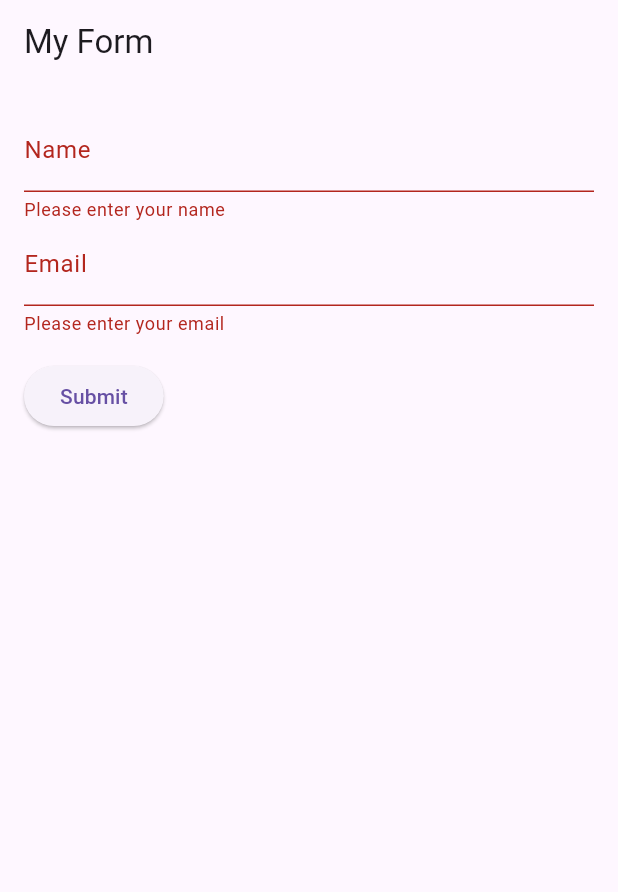
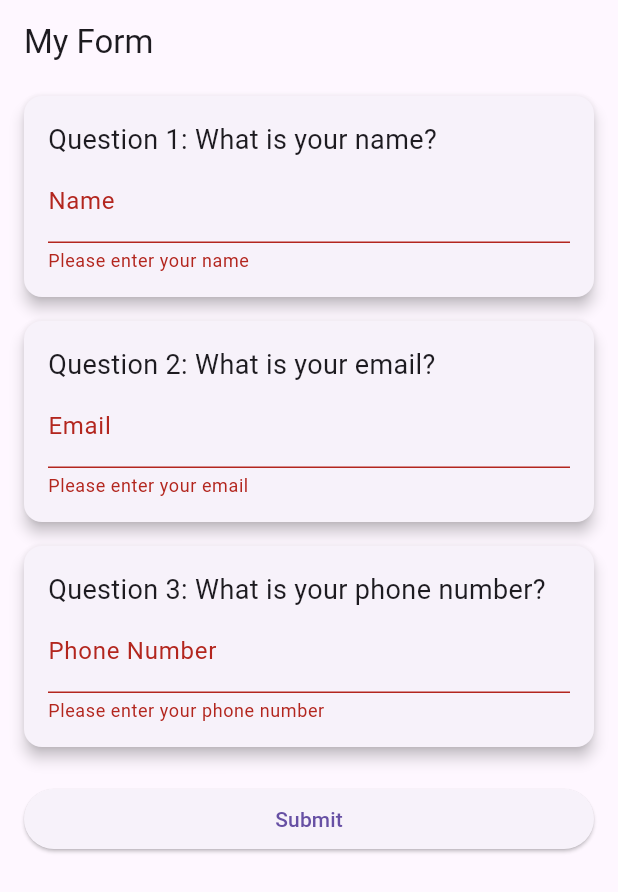
Before and after one commit to NKamauRP/empp, a Flutter app: the screen it shows after launch, after a tap on "Submit", on a phone screen of 412 x 824 dp. Shown: the top 892 px of the screen. Run offline on Flutter 3.47's test engine with Material 3 defaults, Android fonts, the light colour scheme and no system bars.

Commit message:
card like changes

```diff
--- a/lib/pages/my_form.dart
+++ b/lib/pages/my_form.dart
@@ -9,13 +9,15 @@ class MyForm extends StatefulWidget {
 
 class _MyFormState extends State<MyForm> {
   final _formKey = GlobalKey<FormState>();
-  final _nameController = TextEditingController();
-  final _emailController = TextEditingController();
+  final _question1Controller = TextEditingController();
+  final _question2Controller = TextEditingController();
+  final _question3Controller = TextEditingController();
 
   @override
   void dispose() {
-    _nameController.dispose();
-    _emailController.dispose();
+    _question1Controller.dispose();
+    _question2Controller.dispose();
+    _question3Controller.dispose();
     super.dispose();
   }
 
@@ -35,14 +37,28 @@ class _MyFormState extends State<MyForm> {
         title: const Text('My Form'),
       ),
       body: Padding(
-        padding: const EdgeInsets.all(16.0),
+        padding: const EdgeInsets.symmetric(
+            horizontal: 16.0), // Padding for left and right sides
         child: Form(
           key: _formKey,
+          child: ListView(
+            children: <Widget>[
+              Card(
+                elevation: 4,
+                margin: const EdgeInsets.symmetric(
+                    vertical: 8.0), // Vertical margin for space between cards
+                child: Padding(
+                  padding:
+                      const EdgeInsets.all(16.0), // Padding inside the card
                   child: Column(
                     crossAxisAlignment: CrossAxisAlignment.start,
                     children: <Widget>[
+                      const Text(
+                        'Question 1: What is your name?',
+                        style: TextStyle(fontSize: 18),
+                      ),
                       TextFormField(
-                controller: _nameController,
+                        controller: _question1Controller,
                         decoration: const InputDecoration(
                           labelText: 'Name',
                         ),
@@ -53,8 +69,24 @@ class _MyFormState extends State<MyForm> {
                           return null;
                         },
                       ),
+                    ],
+                  ),
+                ),
+              ),
+              Card(
+                elevation: 4,
+                margin: const EdgeInsets.symmetric(vertical: 8.0),
+                child: Padding(
+                  padding: const EdgeInsets.all(16.0),
+                  child: Column(
+                    crossAxisAlignment: CrossAxisAlignment.start,
+                    children: <Widget>[
+                      const Text(
+                        'Question 2: What is your email?',
+                        style: TextStyle(fontSize: 18),
+                      ),
                       TextFormField(
-                controller: _emailController,
+                        controller: _question2Controller,
                         decoration: const InputDecoration(
                           labelText: 'Email',
                         ),
@@ -62,19 +94,51 @@ class _MyFormState extends State<MyForm> {
                           if (value == null || value.isEmpty) {
                             return 'Please enter your email';
                           }
-                  // Simple email validation regex
                           if (!RegExp(r'^[^@]+@[^@]+\.[^@]+').hasMatch(value)) {
                             return 'Please enter a valid email';
                           }
                           return null;
                         },
                       ),
-              Padding(
-                padding: const EdgeInsets.symmetric(vertical: 16.0),
-                child: ElevatedButton(
+                    ],
+                  ),
+                ),
+              ),
+              Card(
+                elevation: 4,
+                margin: const EdgeInsets.symmetric(vertical: 8.0),
+                child: Padding(
+                  padding: const EdgeInsets.all(16.0),
+                  child: Column(
+                    crossAxisAlignment: CrossAxisAlignment.start,
+                    children: <Widget>[
+                      const Text(
+                        'Question 3: What is your phone number?',
+                        style: TextStyle(fontSize: 18),
+                      ),
+                      TextFormField(
+                        controller: _question3Controller,
+                        decoration: const InputDecoration(
+                          labelText: 'Phone Number',
+                        ),
+                        validator: (value) {
+                          if (value == null || value.isEmpty) {
+                            return 'Please enter your phone number';
+                          }
+                          if (!RegExp(r'^\d+$').hasMatch(value)) {
+                            return 'Please enter a valid phone number';
+                          }
+                          return null;
+                        },
+                      ),
+                    ],
+                  ),
+                ),
+              ),
+              const SizedBox(height: 16.0),
+              ElevatedButton(
                 onPressed: _submitForm,
                 child: const Text('Submit'),
-                ),
               ),
             ],
           ),
```
Lines whose indentation alone changed are shown as unchanged.
